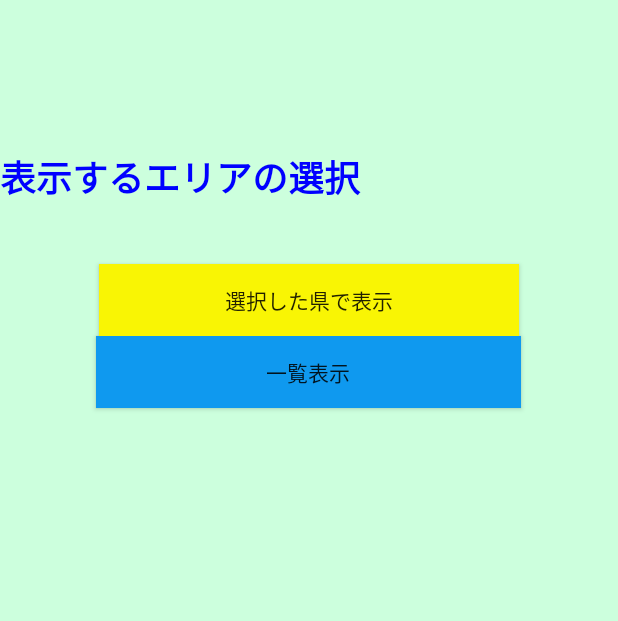
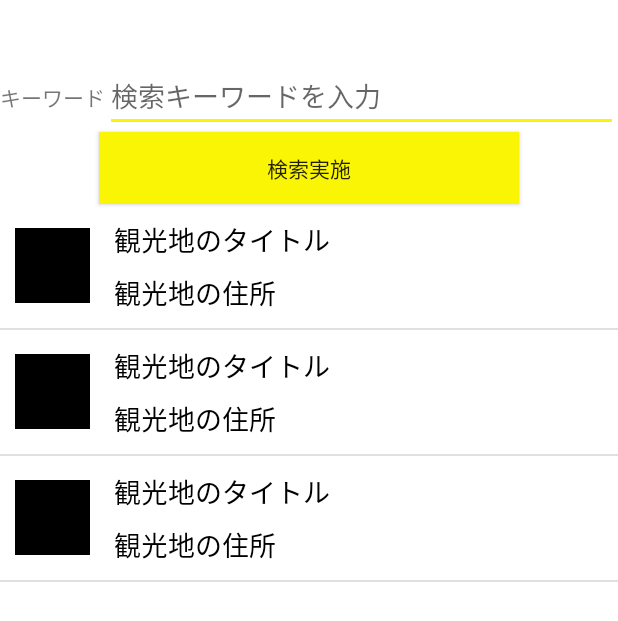
Before and after one commit to Takahiro-matsuno/sora-guide2, an Android app: the layout activity_main.xml on its own in the app's theme, with its tools: preview values and no code run, on a phone screen of 412 x 824 dp. Shown: the top 621 px of the screen. Run offline under Robolectric (Android 15) with nearby library versions, the phone set to English and light mode, and no system bars.

Commit message:
error comit

```diff
--- /dev/null
+++ b/app/src/main/java/com/jalinfotec/kankoannai/Sight.kt
@@ -0,0 +1,6 @@
+package com.jalinfotec.kankoannai
+
+data class Sight(
+    val Title: String,
+    val Traffic1: String
+)
--- a/app/src/main/res/layout/activity_main.xml
+++ b/app/src/main/res/layout/activity_main.xml
@@ -3,19 +3,10 @@
               xmlns:tools="http://schemas.android.com/tools"
               android:layout_width="match_parent"
               android:layout_height="match_parent"
-              android:background="#cfd"
+              android:background="#fff"
               android:orientation="vertical"
               android:gravity="center_horizontal"
               tools:context=".KankoMainActivity1">
-
-    <TextView
-            android:id="@+id/textView"
-            android:layout_width="match_parent"
-            android:layout_height="wrap_content"
-            android:textColor="#00f"
-            android:layout_marginTop="100dp"
-            android:textSize="24sp" android:textStyle="bold"
-            android:textAlignment="viewStart" android:textAllCaps="true" android:text="@string/text_select_label"/>
 
     <Spinner
             android:id="@+id/spinner"
@@ -23,16 +14,37 @@
             android:layout_height="wrap_content"
             android:layout_margin="20dp"
             android:background="#fff"/>
+    <LinearLayout
+            android:layout_width="match_parent"
+            android:layout_height="wrap_content"
+            android:orientation="horizontal">
+
+            <TextView
+                android:id="@+id/textView"
+                android:layout_width="wrap_content"
+                android:layout_height="wrap_content"
+                android:textAlignment="viewStart"
+                android:textAllCaps="true"
+                android:text="@string/text_select_label"/>
+
+            <EditText
+                    android:id="@+id/edit_text"
+                    android:layout_width="match_parent"
+                    android:layout_height="wrap_content"
+                    android:hint="@string/text_hint"
+                    android:inputType="text"/>
+    </LinearLayout>
+
+
     <Button
             android:layout_width="280dp"
             android:layout_height="wrap_content" android:id="@+id/chooseButtun"
             style="@style/Widget.AppCompat.Button.Colored"
             android:text="@string/chooseButtun" android:background="@color/colorAccent"
             android:textAppearance="@style/TextAppearance.AppCompat.Button"/>
-    <Button
-            android:text="@string/allButtun"
-            android:layout_width="283dp"
-            android:layout_height="wrap_content" android:id="@+id/button2"
-            android:textAppearance="@style/TextAppearance.AppCompat.Button" android:background="@color/colorPrimary"
-            style="@style/Widget.AppCompat.Button"/>
+    <ListView android:id="@+id/list_view"
+              android:layout_width="match_parent"
+              android:layout_height="match_parent"
+              tools:listitem="@layout/rurubu_list_item"
+    />
 </LinearLayout>
--- /dev/null
+++ b/app/src/main/res/layout/rurubu_list_item.xml
@@ -0,0 +1,49 @@
+<?xml version="1.0" encoding="utf-8"?>
+<RelativeLayout
+        xmlns:android="http://schemas.android.com/apk/res/android"
+        xmlns:tools="http://schemas.android.com/tools"
+        android:layout_width="match_parent"
+        android:layout_height="wrap_content"
+        android:orientation="vertical"
+        android:padding="10dp">
+
+    <ImageView
+            android:id="@+id/image_view"
+            android:layout_width="50dp"
+            android:layout_height="50dp"
+            android:layout_centerVertical="true"
+            tools:background="#f000"
+    />
+
+
+    <TextView android:id="@+id/item_title"
+              android:layout_width="wrap_content"
+              android:layout_height="wrap_content"
+              android:layout_marginStart="16dp"
+              android:layout_toEndOf="@id/image_view"
+              android:ellipsize="end"
+              android:maxLines="2"
+              android:textColor="@android:color/black"
+              android:textSize="18sp"
+              tools:text="観光地のタイトル"/>
+
+    <!--<TextView android:id="@+id/item_title"-->
+              <!--android:layout_width="wrap_content"-->
+              <!--android:layout_height="wrap_content"-->
+              <!--android:layout_alignParentTop="true"-->
+              <!--android:layout_toRightOf="@id/image_view"-->
+              <!--android:ellipsize="end"-->
+              <!--android:lines="1"-->
+              <!--android:textSize="20sp"-->
+              <!--tools:text="item"/>-->
+
+    <TextView android:id="@+id/traffic1"
+              android:layout_width="wrap_content"
+              android:layout_height="wrap_content"
+              android:layout_alignStart="@id/item_title"
+              android:layout_below="@id/item_title"
+              android:layout_marginTop="8dp"
+              android:textColor="@android:color/black"
+              android:textSize="18sp"
+              tools:text="観光地の住所"/>
+</RelativeLayout>
--- a/app/src/main/res/values/strings.xml
+++ b/app/src/main/res/values/strings.xml
@@ -1,10 +1,14 @@
 <resources>
     <string name="app_name">Soragouide</string>
-    <string name="text_select_label">表示するエリアの選択</string>
-    <string name="chooseButtun">選択した県で表示</string>
+    <string name="text_select_label">キーワード</string>
+    <string name="text_select_label2">検索キーワード</string>
+    <string name="text_hint">検索キーワードを入力</string>
+    <string name="chooseButtun">検索実施</string>
     <string name="allButtun">一覧表示</string>
     <string name="airportButton">空港案内</string>
     <string name="sightseeingButton">観光案内</string>
     <string name="flightButton">フライト情報</string>
     <string name="taxiButton">タクシー予約</string>
+
+
 </resources>
```
Also changed, not shown: app/build.gradle (+20 -2 lines), app/src/main/AndroidManifest.xml (+9 -6 lines), app/src/main/java/com/jalinfotec/kankoannai/KankoMainActivity1.kt (+171 -38 lines), app/src/main/java/com/jalinfotec/kankoannai/KankoMainActivity2.kt (deleted, +0 -12 lines), app/src/main/java/com/jalinfotec/kankoannai/RurubuClient.kt (added, +50 -0 lines), app/src/main/java/com/jalinfotec/kankoannai/RurubuItems.kt (added, +9 -0 lines), app/src/main/res/layout/activity_main2.xml (deleted, +0 -22 lines).
